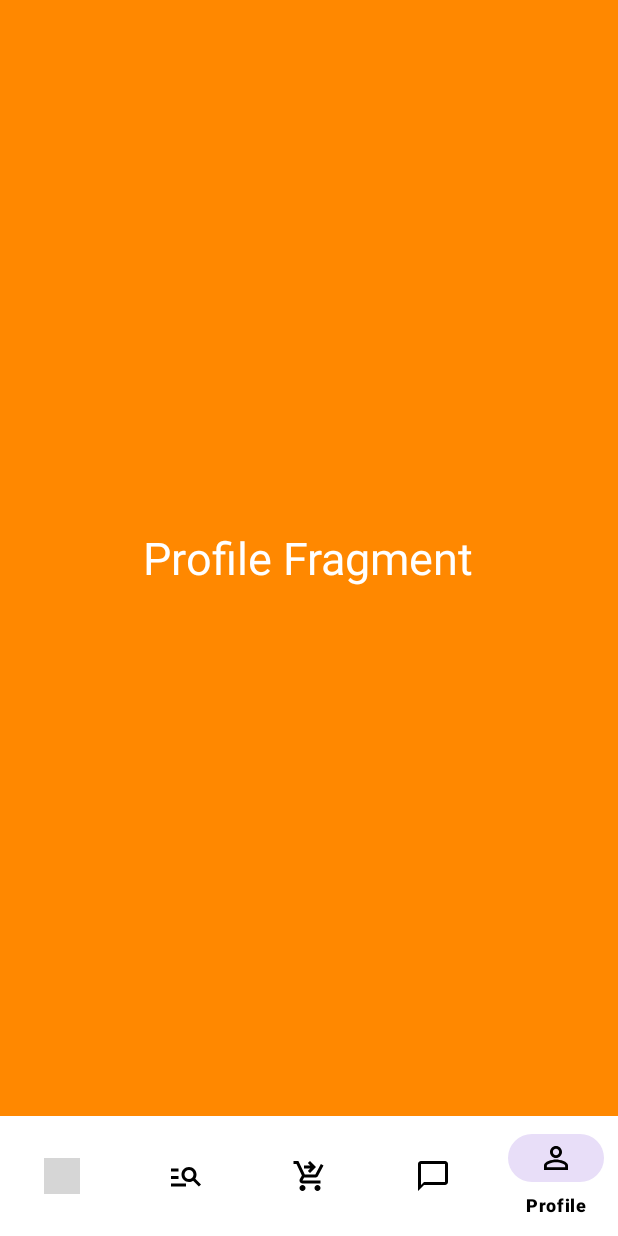
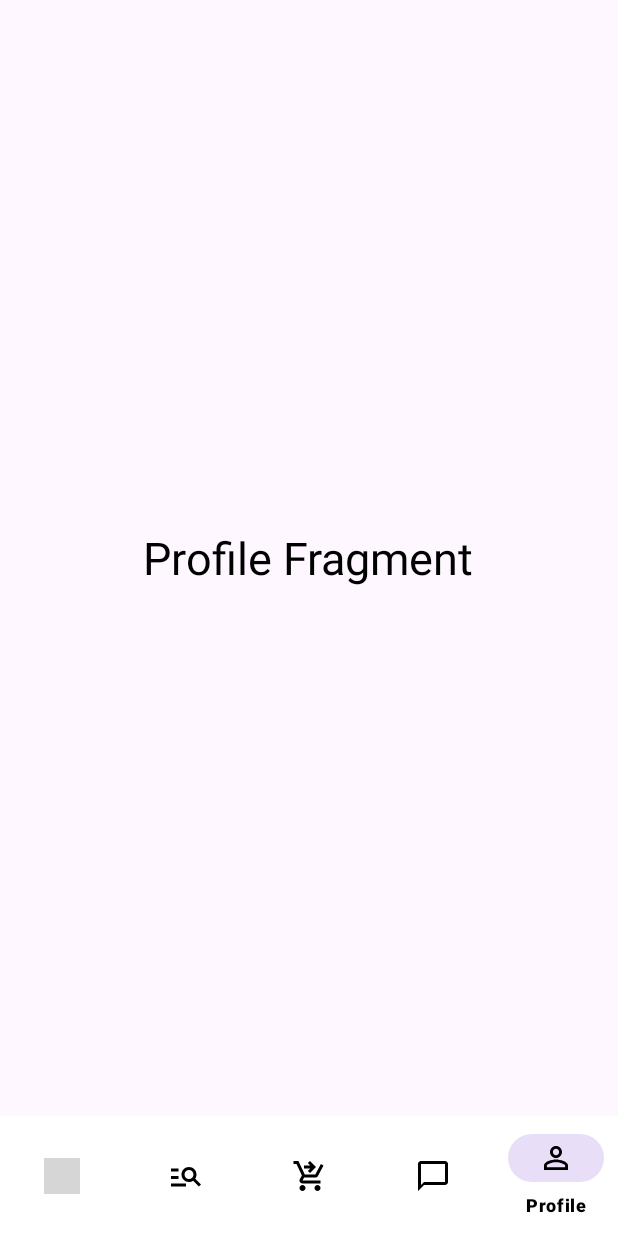
Before and after one commit to nhduchuy2306/prm-project, an Android app: the screen it shows after launch (MainActivity), item 5 of the bottom bar chosen, on a phone screen of 412 x 824 dp. Run offline under Robolectric (Android 15) with nearby library versions, the phone set to English and light mode, and no system bars; grey boxes are pictures that could not be loaded.

Commit message:
update fragment and bottom navigation

```diff
--- a/app/src/main/java/com/example/gearmobile/fragments/ChatFragment.java
+++ b/app/src/main/java/com/example/gearmobile/fragments/ChatFragment.java
@@ -15,7 +15,10 @@ public class ChatFragment extends Fragment {
 
     @Nullable
     @Override
-    public View onCreateView(@NonNull LayoutInflater inflater, @Nullable ViewGroup container, @Nullable Bundle savedInstanceState) {
+    public View onCreateView(
+            @NonNull LayoutInflater inflater,
+            @Nullable ViewGroup container,
+            @Nullable Bundle savedInstanceState) {
         View view = inflater.inflate(R.layout.fragment_chat, container, false);
         return view;
     }
--- a/app/src/main/java/com/example/gearmobile/fragments/ProfileFragment.java
+++ b/app/src/main/java/com/example/gearmobile/fragments/ProfileFragment.java
@@ -20,6 +20,7 @@ public class ProfileFragment extends Fragment {
             @Nullable ViewGroup container,
             @Nullable Bundle savedInstanceState) {
         View view = inflater.inflate(R.layout.fragment_profile,container,false);
+
         return view;
     }
 }
--- a/app/src/main/res/layout/fragment_profile.xml
+++ b/app/src/main/res/layout/fragment_profile.xml
@@ -1,15 +1,14 @@
 <?xml version="1.0" encoding="utf-8"?>
 <RelativeLayout xmlns:android="http://schemas.android.com/apk/res/android"
     android:layout_width="match_parent"
-    android:layout_height="match_parent"
-    android:background="@android:color/holo_orange_dark">
+    android:layout_height="match_parent">
 
     <TextView
         android:layout_width="wrap_content"
         android:layout_height="wrap_content"
         android:text="Profile Fragment"
         android:layout_centerInParent="true"
-        android:textColor="@color/white"
+        android:textColor="@color/black"
         android:textSize="30sp"/>
 
 </RelativeLayout>
```
